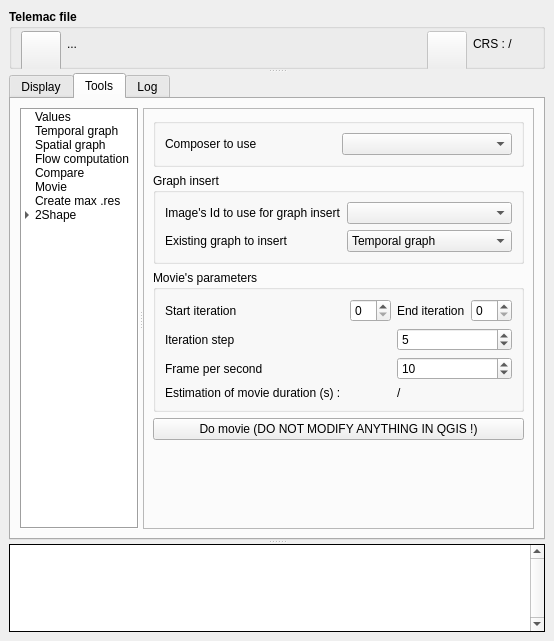
The window that ui/properties.ui (Artelia/PostTelemac) describes before a commit, drawn with Qt 5.
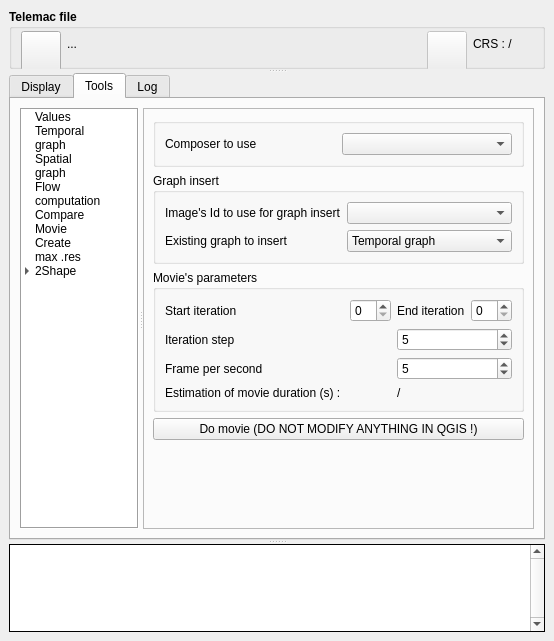
The same window after the commit. The open tabs and pages were chosen to show the change. Icons and pictures are not drawn.

```diff
--- a/ui/properties.ui
+++ b/ui/properties.ui
@@ -1335,8 +1335,8 @@
             </property>
             <property name="iconSize">
              <size>
-              <width>25</width>
-              <height>25</height>
+              <width>30</width>
+              <height>30</height>
              </size>
             </property>
             <property name="textElideMode">
@@ -1376,7 +1376,8 @@
             </item>
             <item>
              <property name="text">
-              <string>Temporal graph</string>
+              <string>Temporal 
+graph</string>
              </property>
              <property name="icon">
               <iconset resource="../resources.qrc">
@@ -1388,7 +1389,8 @@
             </item>
             <item>
              <property name="text">
-              <string>Spatial graph</string>
+              <string>Spatial 
+graph</string>
              </property>
              <property name="icon">
               <iconset resource="../resources.qrc">
@@ -1397,7 +1399,8 @@
             </item>
             <item>
              <property name="text">
-              <string>Flow computation</string>
+              <string>Flow 
+computation</string>
              </property>
              <property name="icon">
               <iconset resource="../resources.qrc">
@@ -1436,7 +1439,8 @@
             </item>
             <item>
              <property name="text">
-              <string>Create max .res</string>
+              <string>Create 
+max .res</string>
              </property>
              <property name="icon">
               <iconset resource="../resources.qrc">
@@ -2295,8 +2299,11 @@
                  </item>
                  <item row="2" column="3" colspan="2">
                   <widget class="QSpinBox" name="spinBox_fps">
+                   <property name="minimum">
+                    <number>3</number>
+                   </property>
                    <property name="value">
-                    <number>10</number>
+                    <number>5</number>
                    </property>
                   </widget>
                  </item>
```
Left out of the diff: 51 changed lines with no effect on the pictures.
